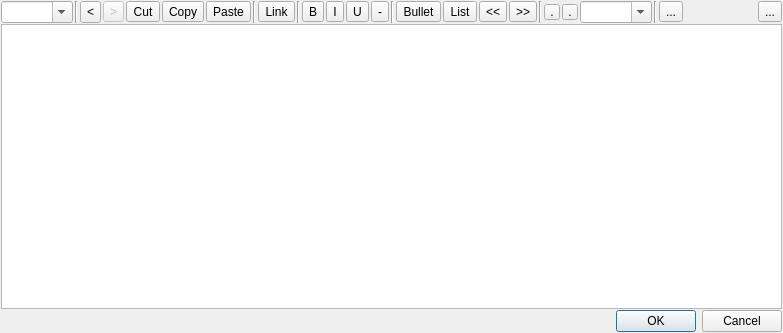
Qt form src/mrichtextedit.ui (IDREsandbox/vsim) before a commit.
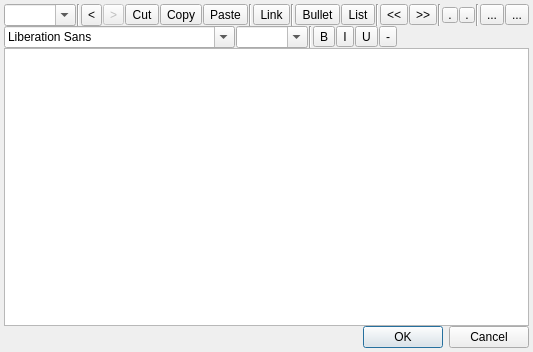
The same form after that commit. Custom widgets are drawn as their Qt base class.

Commit message: gave text editor a font picker

Diff of the .ui file:
```diff
--- a/src/mrichtextedit.ui
+++ b/src/mrichtextedit.ui
@@ -6,46 +6,51 @@
    <rect>
     <x>0</x>
     <y>0</y>
-    <width>783</width>
-    <height>333</height>
+    <width>507</width>
+    <height>352</height>
    </rect>
   </property>
   <property name="windowTitle">
    <string notr="true"/>
   </property>
-  <layout class="QVBoxLayout" name="verticalLayout">
+  <layout class="QVBoxLayout" name="verticalLayout_2">
    <property name="spacing">
-    <number>1</number>
+    <number>0</number>
    </property>
    <property name="leftMargin">
-    <number>1</number>
+    <number>4</number>
    </property>
    <property name="topMargin">
-    <number>1</number>
+    <number>4</number>
    </property>
    <property name="rightMargin">
-    <number>1</number>
+    <number>4</number>
    </property>
    <property name="bottomMargin">
-    <number>1</number>
+    <number>4</number>
    </property>
    <item>
     <widget class="QWidget" name="f_toolbar" native="true">
+     <layout class="QVBoxLayout" name="verticalLayout">
+      <property name="spacing">
+       <number>0</number>
+      </property>
+      <property name="leftMargin">
+       <number>0</number>
+      </property>
+      <property name="topMargin">
+       <number>0</number>
+      </property>
+      <property name="rightMargin">
+       <number>0</number>
+      </property>
+      <property name="bottomMargin">
+       <number>0</number>
+      </property>
+      <item>
      <layout class="QHBoxLayout" name="horizontalLayout">
       <property name="spacing">
-       <number>2</number>
-      </property>
-      <property name="leftMargin">
-       <number>0</number>
-      </property>
-      <property name="topMargin">
-       <number>0</number>
-      </property>
-      <property name="rightMargin">
-       <number>0</number>
-      </property>
-      <property name="bottomMargin">
-       <number>0</number>
+         <number>1</number>
       </property>
       <item>
        <widget class="QComboBox" name="f_paragraph">
@@ -210,89 +215,6 @@
         </property>
        </widget>
       </item>
-      <item>
-       <widget class="QToolButton" name="f_bold">
-        <property name="focusPolicy">
-         <enum>Qt::ClickFocus</enum>
-        </property>
-        <property name="toolTip">
-         <string notr="true">Bold (CTRL+B)</string>
-        </property>
-        <property name="text">
-         <string>B</string>
-        </property>
-        <property name="iconSize">
-         <size>
-          <width>16</width>
-          <height>16</height>
-         </size>
-        </property>
-        <property name="checkable">
-         <bool>true</bool>
-        </property>
-       </widget>
-      </item>
-      <item>
-       <widget class="QToolButton" name="f_italic">
-        <property name="focusPolicy">
-         <enum>Qt::ClickFocus</enum>
-        </property>
-        <property name="toolTip">
-         <string>Italic (CTRL+I)</string>
-        </property>
-        <property name="text">
-         <string>I</string>
-        </property>
-        <property name="iconSize">
-         <size>
-          <width>16</width>
-          <height>16</height>
-         </size>
-        </property>
-        <property name="checkable">
-         <bool>true</bool>
-        </property>
-       </widget>
-      </item>
-      <item>
-       <widget class="QToolButton" name="f_underline">
-        <property name="focusPolicy">
-         <enum>Qt::ClickFocus</enum>
-        </property>
-        <property name="toolTip">
-         <string>Underline (CTRL+U)</string>
-        </property>
-        <property name="text">
-         <string>U</string>
-        </property>
-        <property name="iconSize">
-         <size>
-          <width>16</width>
-          <height>16</height>
-         </size>
-        </property>
-        <property name="checkable">
-         <bool>true</bool>
-        </property>
-       </widget>
-      </item>
-      <item>
-       <widget class="QToolButton" name="f_strikeout">
-        <property name="text">
-         <string>-</string>
-        </property>
-        <property name="checkable">
-         <bool>true</bool>
-        </property>
-       </widget>
-      </item>
-      <item>
-       <widget class="Line" name="line_5">
-        <property name="orientation">
-         <enum>Qt::Vertical</enum>
-        </property>
-       </widget>
-      </item>
       <item>
        <widget class="QToolButton" name="f_list_bullet">
         <property name="focusPolicy">
@@ -337,6 +259,13 @@
         </property>
        </widget>
       </item>
+        <item>
+         <widget class="Line" name="line_5">
+          <property name="orientation">
+           <enum>Qt::Vertical</enum>
+          </property>
+         </widget>
+        </item>
       <item>
        <widget class="QToolButton" name="f_indent_dec">
         <property name="focusPolicy">
@@ -444,19 +373,6 @@
         </property>
        </widget>
       </item>
-      <item>
-       <widget class="QComboBox" name="f_fontsize">
-        <property name="focusPolicy">
-         <enum>Qt::ClickFocus</enum>
-        </property>
-        <property name="toolTip">
-         <string>Font size</string>
-        </property>
-        <property name="editable">
-         <bool>true</bool>
-        </property>
-       </widget>
-      </item>
       <item>
        <widget class="Line" name="line_6">
         <property name="orientation">
@@ -478,8 +394,8 @@
         </property>
         <property name="sizeHint" stdset="0">
          <size>
-          <width>40</width>
-          <height>20</height>
+            <width>37</width>
+            <height>17</height>
          </size>
         </property>
        </spacer>
@@ -492,6 +408,127 @@
        </widget>
       </item>
      </layout>
+      </item>
+      <item>
+       <layout class="QHBoxLayout" name="horizontalLayout_2">
+        <property name="spacing">
+         <number>1</number>
+        </property>
+        <item>
+         <widget class="QFontComboBox" name="f_font"/>
+        </item>
+        <item>
+         <widget class="QComboBox" name="f_fontsize">
+          <property name="focusPolicy">
+           <enum>Qt::ClickFocus</enum>
+          </property>
+          <property name="toolTip">
+           <string>Font size</string>
+          </property>
+          <property name="editable">
+           <bool>true</bool>
+          </property>
+         </widget>
+        </item>
+        <item>
+         <widget class="Line" name="line_7">
+          <property name="orientation">
+           <enum>Qt::Vertical</enum>
+          </property>
+         </widget>
+        </item>
+        <item>
+         <widget class="QToolButton" name="f_bold">
+          <property name="focusPolicy">
+           <enum>Qt::ClickFocus</enum>
+          </property>
+          <property name="toolTip">
+           <string notr="true">Bold (CTRL+B)</string>
+          </property>
+          <property name="text">
+           <string>B</string>
+          </property>
+          <property name="iconSize">
+           <size>
+            <width>16</width>
+            <height>16</height>
+           </size>
+          </property>
+          <property name="checkable">
+           <bool>true</bool>
+          </property>
+         </widget>
+        </item>
+        <item>
+         <widget class="QToolButton" name="f_italic">
+          <property name="focusPolicy">
+           <enum>Qt::ClickFocus</enum>
+          </property>
+          <property name="toolTip">
+           <string>Italic (CTRL+I)</string>
+          </property>
+          <property name="text">
+           <string>I</string>
+          </property>
+          <property name="iconSize">
+           <size>
+            <width>16</width>
+            <height>16</height>
+           </size>
+          </property>
+          <property name="checkable">
+           <bool>true</bool>
+          </property>
+         </widget>
+        </item>
+        <item>
+         <widget class="QToolButton" name="f_underline">
+          <property name="focusPolicy">
+           <enum>Qt::ClickFocus</enum>
+          </property>
+          <property name="toolTip">
+           <string>Underline (CTRL+U)</string>
+          </property>
+          <property name="text">
+           <string>U</string>
+          </property>
+          <property name="iconSize">
+           <size>
+            <width>16</width>
+            <height>16</height>
+           </size>
+          </property>
+          <property name="checkable">
+           <bool>true</bool>
+          </property>
+         </widget>
+        </item>
+        <item>
+         <widget class="QToolButton" name="f_strikeout">
+          <property name="text">
+           <string>-</string>
+          </property>
+          <property name="checkable">
+           <bool>true</bool>
+          </property>
+         </widget>
+        </item>
+        <item>
+         <spacer name="horizontalSpacer_2">
+          <property name="orientation">
+           <enum>Qt::Horizontal</enum>
+          </property>
+          <property name="sizeHint" stdset="0">
+           <size>
+            <width>40</width>
+            <height>20</height>
+           </size>
+          </property>
+         </spacer>
+        </item>
+       </layout>
+      </item>
+     </layout>
      <zorder>f_paragraph</zorder>
      <zorder>line_4</zorder>
      <zorder>f_undo</zorder>
```
Left out of the diff: 23 changed lines with no effect on the pictures. Lines whose indentation alone changed are shown as unchanged. The commit also changes 2 other files.
